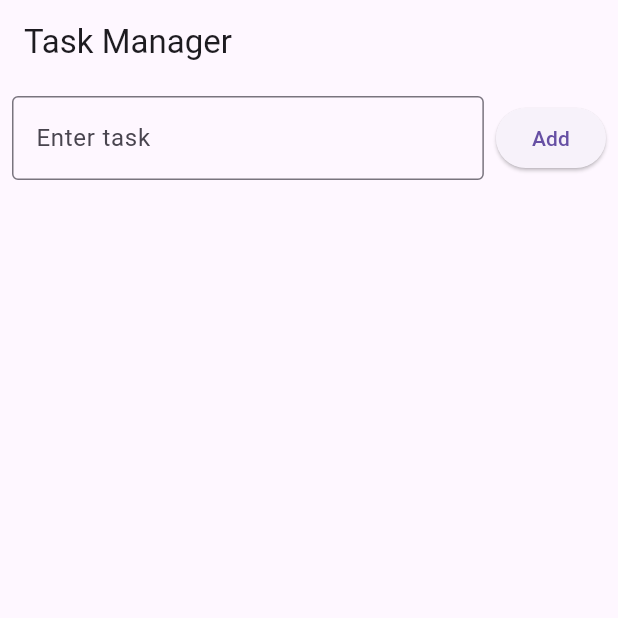
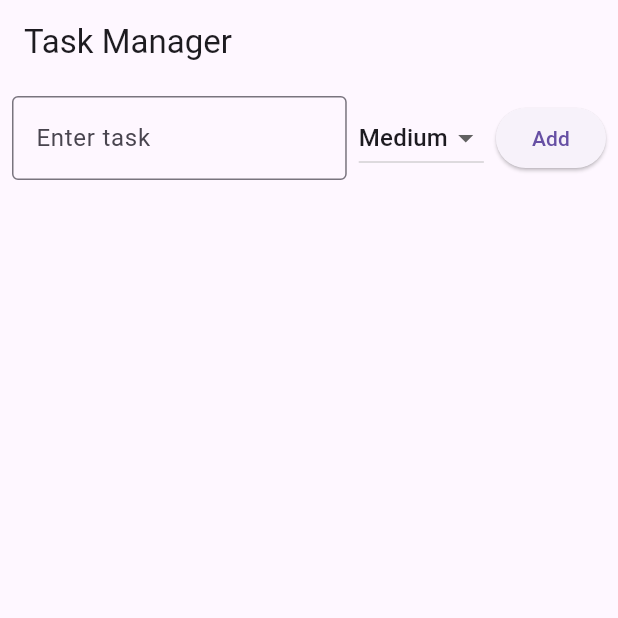
Before and after one commit to FaithNnakwe/task_manager, a Flutter app: the screen it shows after launch, on a phone screen of 412 x 824 dp, the top half of it. Run offline on Flutter 3.47's test engine with Material 3 defaults, Android fonts, the phone set to English and light mode, and no system bars.

Commit message:
Added priority task list

```diff
--- a/lib/main.dart
+++ b/lib/main.dart
@@ -7,8 +7,9 @@ void main() {
 class Task {
   String name;
   bool isCompleted;
+  String priority;
 
-  Task({required this.name, this.isCompleted = false});
+  Task({required this.name, this.isCompleted = false, required this.priority});
 }
 
 class TaskApp extends StatelessWidget {
@@ -29,11 +30,14 @@ class TaskListScreen extends StatefulWidget {
 class _TaskListScreenState extends State<TaskListScreen> {
   List<Task> tasks = [];
   final TextEditingController _taskController = TextEditingController();
+  String _selectedPriority = 'Medium';
+  final List<String> _priorities = ['High', 'Medium', 'Low'];
 
   void _addTask() {
     if (_taskController.text.isNotEmpty) {
       setState(() {
-        tasks.add(Task(name: _taskController.text));
+        tasks.add(Task(name: _taskController.text, priority: _selectedPriority));
+        _sortTasks();
       });
       _taskController.clear();
     }
@@ -48,6 +52,12 @@ class _TaskListScreenState extends State<TaskListScreen> {
   void _removeTask(int index) {
     setState(() {
       tasks.removeAt(index);
+    });
+  }
+
+  void _sortTasks() {
+    tasks.sort((a, b) {
+      return _priorities.indexOf(a.priority).compareTo(_priorities.indexOf(b.priority));
     });
   }
 
@@ -71,6 +81,21 @@ class _TaskListScreenState extends State<TaskListScreen> {
                   ),
                 ),
                 SizedBox(width: 8),
+                DropdownButton<String>(
+                  value: _selectedPriority,
+                  onChanged: (String? newValue) {
+                    setState(() {
+                      _selectedPriority = newValue!;
+                    });
+                  },
+                  items: _priorities.map<DropdownMenuItem<String>>((String value) {
+                    return DropdownMenuItem<String>(
+                      value: value,
+                      child: Text(value),
+                    );
+                  }).toList(),
+                ),
+                SizedBox(width: 8),
                 ElevatedButton(
                   onPressed: _addTask,
                   child: Text('Add'),
@@ -91,6 +116,7 @@ class _TaskListScreenState extends State<TaskListScreen> {
                           : null,
                     ),
                   ),
+                  subtitle: Text('Priority: ${tasks[index].priority}'),
                   leading: Checkbox(
                     value: tasks[index].isCompleted,
                     onChanged: (value) {
```
